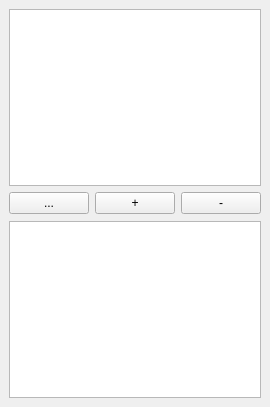
Qt form src/meshlab/ui/layerDialog.ui (cnr-isti-vclab/meshlab) before a commit.
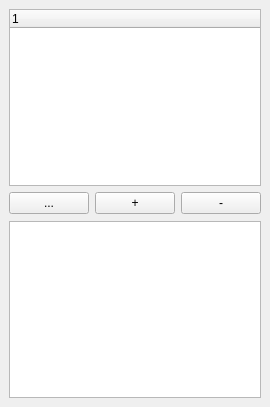
The same form after that commit.

Commit message: added treeWidget in the layer dialog

What changed in the file:
```diff
--- a/src/meshlab/ui/layerDialog.ui
+++ b/src/meshlab/ui/layerDialog.ui
@@ -1,11 +1,11 @@
 <ui version="4.0" >
  <class>layerDialog</class>
- <widget class="QDockWidget" name="layerDialog" >
-  <property name="geometry" >
+ <widget class="QDockWidget" name="layerDialog">
+  <property name="geometry">
    <rect>
     <x>0</x>
     <y>0</y>
-    <width>178</width>
+    <width>263</width>
     <height>407</height>
    </rect>
   </property>
@@ -15,7 +15,13 @@
   <widget class="QWidget" name="dockWidgetContents" >
    <layout class="QVBoxLayout" name="verticalLayout" >
     <item>
-     <widget class="QTableWidget" name="layerTableWidget" />
+     <widget class="QTreeWidget" name="layerTreeWidget">
+      <column>
+       <property name="text">
+        <string notr="true">1</string>
+       </property>
+      </column>
+     </widget>
     </item>
     <item>
      <layout class="QHBoxLayout" name="horizontalLayout" >
```
Left out of the diff: 33 changed lines with no effect on the pictures. The commit also changes 3 other files.
